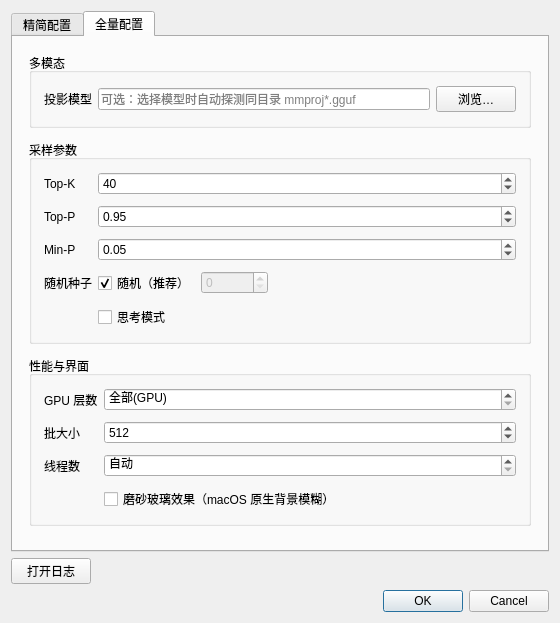
First picture: the form in ui/configdialog.ui, repository clarkhjc/qllama, before the edit.
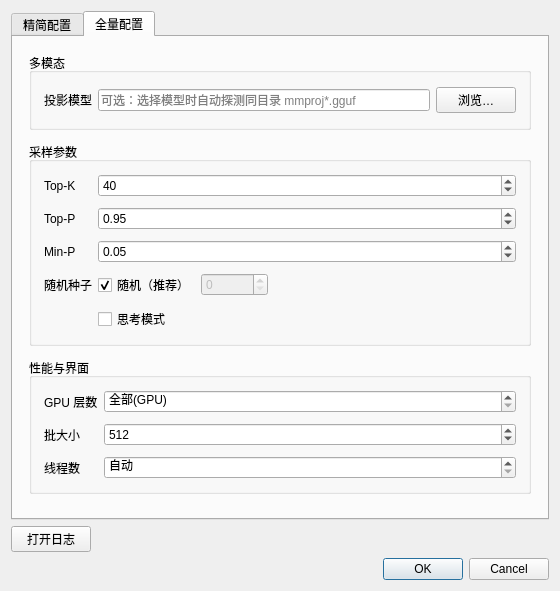
Second picture: the form after the edit.

Commit message:
refactor: 删除 macOS 磨砂玻璃效果
移除 NSVisualEffectView/MacVibrancy 相关代码与配置项，
浅色渐变底移入 theme.qss 作为全局常驻样式。

```diff
--- a/ui/configdialog.ui
+++ b/ui/configdialog.ui
@@ -551,16 +551,6 @@
             </property>
            </widget>
           </item>
-          <item row="3" column="1">
-           <widget class="QCheckBox" name="vibrancyCheck">
-            <property name="toolTip">
-             <string>窗口背景对桌面内容实时模糊；重启程序后生效</string>
-            </property>
-            <property name="text">
-             <string>磨砂玻璃效果（macOS 原生背景模糊）</string>
-            </property>
-           </widget>
-          </item>
          </layout>
         </widget>
        </item>
```
The commit also changes 11 other files.
